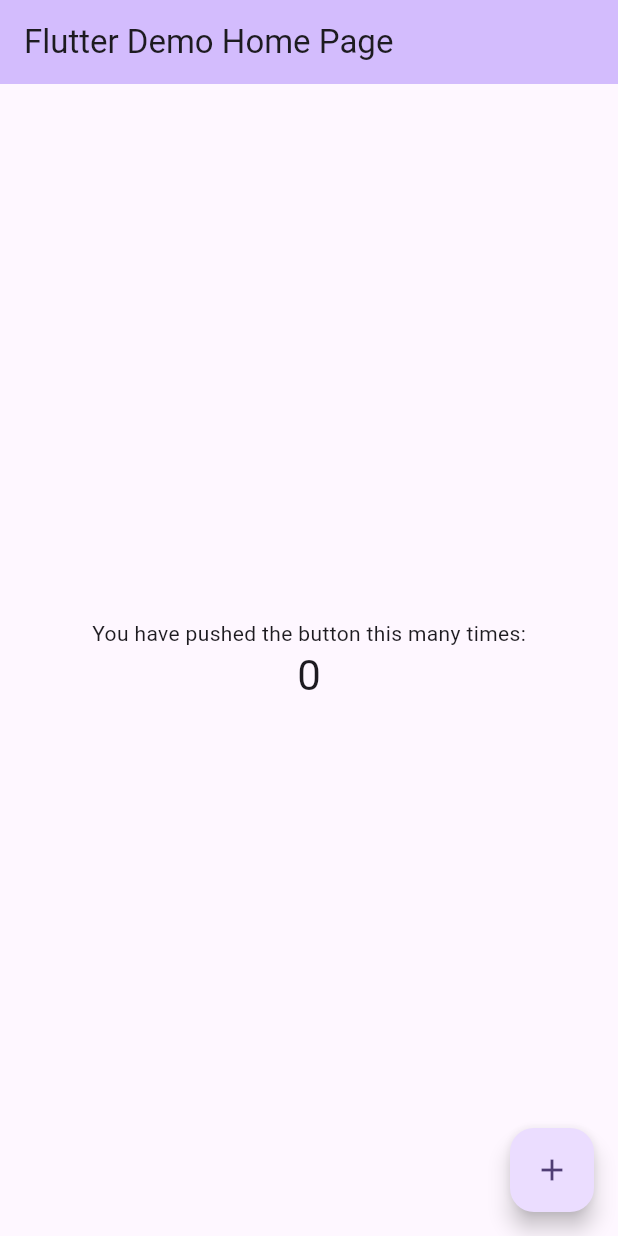
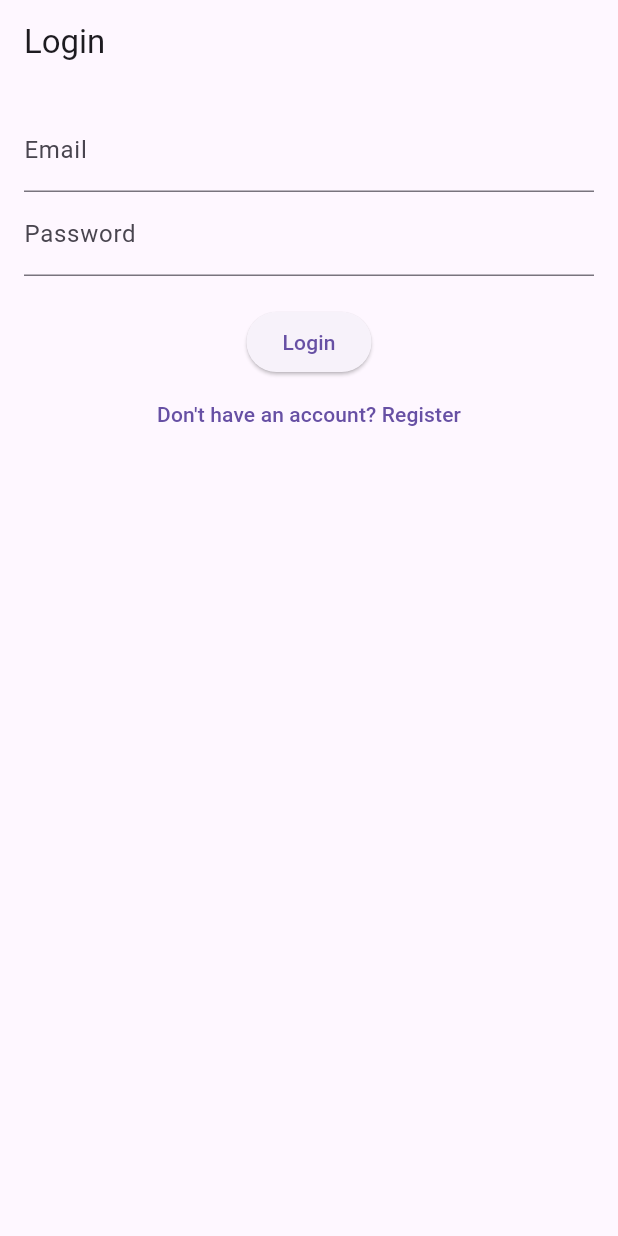
Before and after one commit to EbisaGirma21/weedduu_music_streaming, a Flutter app: the screen it shows after launch, on a phone screen of 412 x 824 dp. Run offline on Flutter 3.47's test engine with Material 3 defaults, Android fonts, the light colour scheme and no system bars; our stand-ins replace dio, flutter_riverpod, flutter_secure_storage.

Commit message:
func: initialization of auth on mobile with flutter

```diff
--- /dev/null
+++ b/weedduu_mobile/lib/core/config/api_config.dart
@@ -0,0 +1,2 @@
+// core/config/api_config.dart
+const String baseUrl = 'http://127.0.0.1:8000/api/';
--- /dev/null
+++ b/weedduu_mobile/lib/features/auth/data/auth_repository.dart
@@ -0,0 +1,31 @@
+// features/auth/data/auth_repository.dart
+import '../../../core/services/api_service.dart';
+import '../domain/user_model.dart';
+
+class AuthRepository {
+  final _api = ApiService();
+
+  Future<User?> login(String email, String password) async {
+    final response = await _api.post('/users/login/', {
+      'email': email,
+      'password': password,
+    });
+
+    if (response.statusCode == 200) {
+      return User.fromJson(response.data);
+    }
+    return null;
+  }
+
+  Future<User?> register(String email, String password) async {
+    final response = await _api.post('/users/sign-up/', {
+      'email': email,
+      'password': password,
+    });
+
+    if (response.statusCode == 201) {
+      return User.fromJson(response.data);
+    }
+    return null;
+  }
+}
--- /dev/null
+++ b/weedduu_mobile/lib/features/auth/domain/user_model.dart
@@ -0,0 +1,11 @@
+// features/auth/domain/user_model.dart
+class User {
+  final String email;
+  final String token;
+
+  User({required this.email, required this.token});
+
+  factory User.fromJson(Map<String, dynamic> json) {
+    return User(email: json['email'], token: json['token']);
+  }
+}
--- /dev/null
+++ b/weedduu_mobile/lib/features/auth/presentation/login_screen.dart
@@ -0,0 +1,63 @@
+// features/auth/presentation/login_screen.dart
+import 'package:flutter/material.dart';
+import 'package:flutter_riverpod/flutter_riverpod.dart';
+import 'auth_controller.dart';
+import 'register_screen.dart';
+import '../../home/presentation/home_screen.dart';
+
+class LoginScreen extends ConsumerWidget {
+  const LoginScreen({super.key});
+
+  @override
+  Widget build(BuildContext context, WidgetRef ref) {
+    final emailController = TextEditingController();
+    final passwordController = TextEditingController();
+
+    return Scaffold(
+      appBar: AppBar(title: const Text('Login')),
+      body: Padding(
+        padding: const EdgeInsets.all(16),
+        child: Column(
+          children: [
+            TextField(
+              controller: emailController,
+              decoration: const InputDecoration(labelText: 'Email'),
+            ),
+            TextField(
+              controller: passwordController,
+              decoration: const InputDecoration(labelText: 'Password'),
+              obscureText: true,
+            ),
+            const SizedBox(height: 20),
+            ElevatedButton(
+              onPressed: () async {
+                final success = await ref
+                    .read(authControllerProvider)
+                    .login(emailController.text, passwordController.text);
+                if (success) {
+                  Navigator.push(
+                    context,
+                    MaterialPageRoute(builder: (_) => const HomeScreen()),
+                  );
+                } else {
+                  ScaffoldMessenger.of(
+                    context,
+                  ).showSnackBar(const SnackBar(content: Text('Login failed')));
+                }
+              },
+              child: const Text('Login'),
+            ),
+            TextButton(
+              onPressed:
+                  () => Navigator.push(
+                    context,
+                    MaterialPageRoute(builder: (_) => const RegisterScreen()),
+                  ),
+              child: const Text("Don't have an account? Register"),
+            ),
+          ],
+        ),
+      ),
+    );
+  }
+}
--- a/weedduu_mobile/lib/main.dart
+++ b/weedduu_mobile/lib/main.dart
@@ -1,122 +1,21 @@
+// main.dart
 import 'package:flutter/material.dart';
+import 'package:flutter_riverpod/flutter_riverpod.dart';
+import 'features/auth/presentation/login_screen.dart';
 
 void main() {
-  runApp(const MyApp());
+  runApp(const ProviderScope(child: MyApp()));
 }
 
 class MyApp extends StatelessWidget {
   const MyApp({super.key});
 
-  // This widget is the root of your application.
   @override
   Widget build(BuildContext context) {
     return MaterialApp(
-      title: 'Flutter Demo',
-      theme: ThemeData(
-        // This is the theme of your application.
-        //
-        // TRY THIS: Try running your application with "flutter run". You'll see
-        // the application has a purple toolbar. Then, without quitting the app,
-        // try changing the seedColor in the colorScheme below to Colors.green
-        // and then invoke "hot reload" (save your changes or press the "hot
-        // reload" button in a Flutter-supported IDE, or press "r" if you used
-        // the command line to start the app).
-        //
-        // Notice that the counter didn't reset back to zero; the application
-        // state is not lost during the reload. To reset the state, use hot
-        // restart instead.
-        //
-        // This works for code too, not just values: Most code changes can be
-        // tested with just a hot reload.
-        colorScheme: ColorScheme.fromSeed(seedColor: Colors.deepPurple),
-      ),
-      home: const MyHomePage(title: 'Flutter Demo Home Page'),
+      title: 'Music Streaming Auth',
+      theme: ThemeData(primarySwatch: Colors.indigo),
+      home: const LoginScreen(),
     );
   }
 }
-
-class MyHomePage extends StatefulWidget {
-  const MyHomePage({super.key, required this.title});
-
-  // This widget is the home page of your application. It is stateful, meaning
-  // that it has a State object (defined below) that contains fields that affect
-  // how it looks.
-
-  // This class is the configuration for the state. It holds the values (in this
-  // case the title) provided by the parent (in this case the App widget) and
-  // used by the build method of the State. Fields in a Widget subclass are
-  // always marked "final".
-
-  final String title;
-
-  @override
-  State<MyHomePage> createState() => _MyHomePageState();
-}
-
-class _MyHomePageState extends State<MyHomePage> {
-  int _counter = 0;
-
-  void _incrementCounter() {
-    setState(() {
-      // This call to setState tells the Flutter framework that something has
-      // changed in this State, which causes it to rerun the build method below
-      // so that the display can reflect the updated values. If we changed
-      // _counter without calling setState(), then the build method would not be
-      // called again, and so nothing would appear to happen.
-      _counter++;
-    });
-  }
-
-  @override
-  Widget build(BuildContext context) {
-    // This method is rerun every time setState is called, for instance as done
-    // by the _incrementCounter method above.
-    //
-    // The Flutter framework has been optimized to make rerunning build methods
-    // fast, so that you can just rebuild anything that needs updating rather
-    // than having to individually change instances of widgets.
-    return Scaffold(
-      appBar: AppBar(
-        // TRY THIS: Try changing the color here to a specific color (to
-        // Colors.amber, perhaps?) and trigger a hot reload to see the AppBar
-        // change color while the other colors stay the same.
-        backgroundColor: Theme.of(context).colorScheme.inversePrimary,
-        // Here we take the value from the MyHomePage object that was created by
-        // the App.build method, and use it to set our appbar title.
-        title: Text(widget.title),
-      ),
-      body: Center(
-        // Center is a layout widget. It takes a single child and positions it
-        // in the middle of the parent.
-        child: Column(
-          // Column is also a layout widget. It takes a list of children and
-          // arranges them vertically. By default, it sizes itself to fit its
-          // children horizontally, and tries to be as tall as its parent.
-          //
-          // Column has various properties to control how it sizes itself and
-          // how it positions its children. Here we use mainAxisAlignment to
-          // center the children vertically; the main axis here is the vertical
-          // axis because Columns are vertical (the cross axis would be
-          // horizontal).
-          //
-          // TRY THIS: Invoke "debug painting" (choose the "Toggle Debug Paint"
-          // action in the IDE, or press "p" in the console), to see the
-          // wireframe for each widget.
-          mainAxisAlignment: MainAxisAlignment.center,
-          children: <Widget>[
-            const Text('You have pushed the button this many times:'),
-            Text(
-              '$_counter',
-              style: Theme.of(context).textTheme.headlineMedium,
-            ),
-          ],
-        ),
-      ),
-      floatingActionButton: FloatingActionButton(
-        onPressed: _incrementCounter,
-        tooltip: 'Increment',
-        child: const Icon(Icons.add),
-      ), // This trailing comma makes auto-formatting nicer for build methods.
-    );
-  }
-}
```
Also changed, not shown: weedduu_mobile/lib/core/services/api_service.dart (added, +32 -0 lines), weedduu_mobile/lib/core/services/secure_storage_service.dart (added, +13 -0 lines), weedduu_mobile/lib/core/utils/validators.dart (added, +16 -0 lines), weedduu_mobile/lib/features/auth/presentation/auth_controller.dart (added, +42 -0 lines), weedduu_mobile/lib/features/auth/presentation/register_screen.dart (added, +54 -0 lines), weedduu_mobile/lib/features/auth/providers/auth_provider.dart (added, +7 -0 lines), weedduu_mobile/lib/features/home/presentation/home_screen.dart (added, +13 -0 lines), weedduu_mobile/pubspec.yaml (+8 -3 lines), weedduu_mobile/pubspec.lock, 6 other files.
